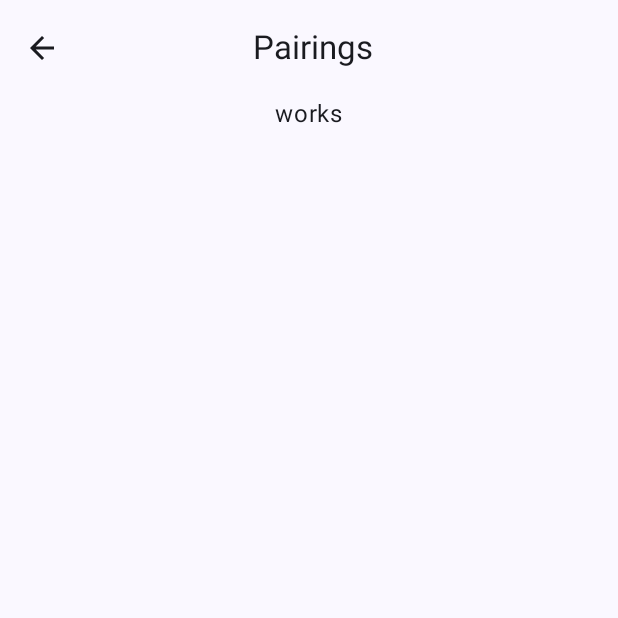
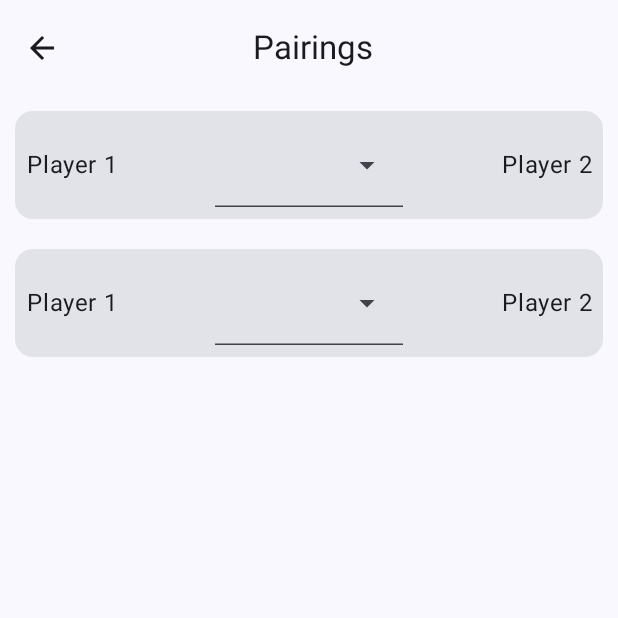
Before and after one commit to Ady38/Tournament-Manager, an Android app built with Jetpack Compose: the PairingsScreen screen opened through its navigation route, on a phone screen of 412 x 824 dp, the top half of it. Run offline under Robolectric (Android 15) with nearby library versions, the phone set to English and light mode, and no system bars; our stand-ins replace Room's generated code.

Commit message:
Created a Match Card for entering results

```diff
--- a/app/src/main/java/com/ady/tournamentmanager/ui/pairings/PairingsScreen.kt
+++ b/app/src/main/java/com/ady/tournamentmanager/ui/pairings/PairingsScreen.kt
@@ -2,16 +2,28 @@ package com.ady.tournamentmanager.ui.pairings
 
 import androidx.compose.foundation.layout.Arrangement
 import androidx.compose.foundation.layout.Column
+import androidx.compose.foundation.layout.Row
 import androidx.compose.foundation.layout.fillMaxWidth
 import androidx.compose.foundation.layout.padding
+import androidx.compose.material3.Card
+import androidx.compose.material3.DropdownMenuItem
 import androidx.compose.material3.ExperimentalMaterial3Api
+import androidx.compose.material3.ExposedDropdownMenuBox
+import androidx.compose.material3.ExposedDropdownMenuDefaults
 import androidx.compose.material3.Scaffold
 import androidx.compose.material3.Text
+import androidx.compose.material3.TextField
 import androidx.compose.material3.TopAppBarDefaults
 import androidx.compose.runtime.Composable
+import androidx.compose.runtime.getValue
+import androidx.compose.runtime.mutableStateOf
+import androidx.compose.runtime.remember
+import androidx.compose.runtime.setValue
 import androidx.compose.ui.Alignment
 import androidx.compose.ui.Modifier
 import androidx.compose.ui.res.stringResource
+import androidx.compose.ui.text.style.TextAlign
+import androidx.compose.ui.unit.dp
 import com.ady.tournamentmanager.R
 import com.ady.tournamentmanager.TournamentManagerTopAppBar
 import com.ady.tournamentmanager.data.tournament.Tournament
@@ -46,7 +58,92 @@ fun PairingsScreen (
             verticalArrangement = Arrangement.Center,
             horizontalAlignment = Alignment.CenterHorizontally
         ) {
-            Text(text = "works")
+            MatchCard()
+            MatchCard()
         }
     }
 }
+
+
+
+@Composable
+@OptIn(ExperimentalMaterial3Api::class)
+fun DropDownMenu(
+    list: List<String>,
+    onTextChange: (String) -> Unit,
+    value: String,
+    modifier: Modifier = Modifier
+) {
+    var isExpanded by remember { mutableStateOf(false)}
+
+    ExposedDropdownMenuBox(
+        expanded = isExpanded,
+        onExpandedChange = {isExpanded = !isExpanded },
+        modifier = modifier
+    ) {
+        TextField(
+            modifier = Modifier
+                .menuAnchor()
+                .fillMaxWidth(),
+            value = value,
+            onValueChange = { },
+            readOnly = true,
+            trailingIcon = { ExposedDropdownMenuDefaults.TrailingIcon(expanded = isExpanded) },
+        )
+
+        ExposedDropdownMenu(
+            expanded = isExpanded,
+            onDismissRequest = { isExpanded = false}
+        ) {
+            list.forEachIndexed { index, text ->
+                DropdownMenuItem(
+                    text = {Text (text = text)},
+                    onClick = {
+                        onTextChange(list[index])
+                        isExpanded = false
+                    },
+                    contentPadding = ExposedDropdownMenuDefaults.ItemContentPadding
+                )
+            }
+        }
+    }
+}
+
+@Composable
+fun MatchCard() {
+    Card(
+        modifier = Modifier
+            .padding(10.dp)
+            .fillMaxWidth()
+    ) {
+        Row(
+            modifier = Modifier
+                .fillMaxWidth()
+                .padding(8.dp),
+            verticalAlignment = Alignment.CenterVertically,
+            horizontalArrangement = Arrangement.SpaceBetween
+        ) {
+            Text(
+                text = "Player 1",
+                modifier = Modifier
+                    .align(Alignment.CenterVertically)
+                    .weight(1f)
+            )
+            DropDownMenu(
+                listOf("1:0", "0.5:0.5", "0:1"),
+                onTextChange = {},
+                value = "",
+                modifier = Modifier
+                    .align(Alignment.CenterVertically)
+                    .weight(1f)
+            )
+            Text(
+                text = "Player 2",
+                modifier = Modifier
+                    .align(Alignment.CenterVertically)
+                    .weight(1f),
+                textAlign = TextAlign.End
+            )
+        }
+    }
+}
```
